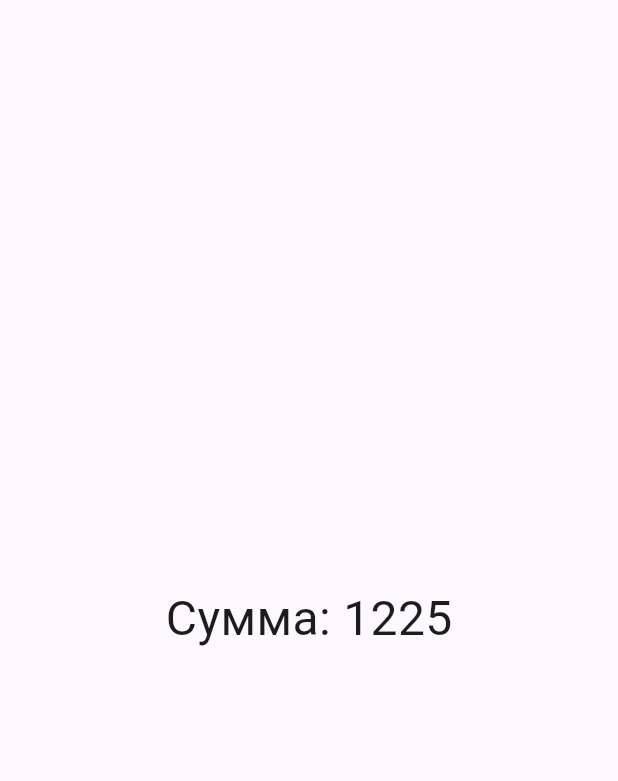
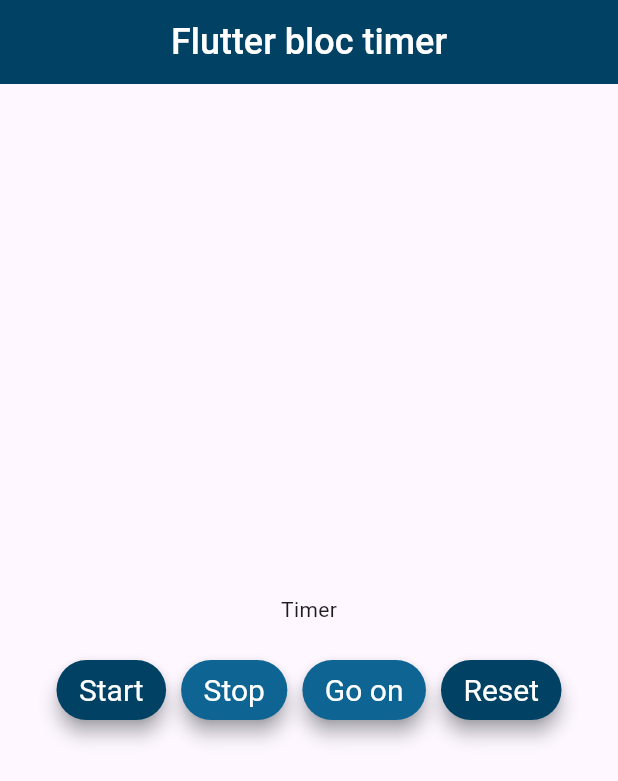
Before and after one commit to BooKostakis/flutter_timer_bloc, a Flutter app: the screen it shows after launch, on a phone screen of 412 x 824 dp. Shown: the top 781 px of the screen. Run offline on Flutter 3.47's test engine with Material 3 defaults, Android fonts, the phone set to English and light mode, and no system bars; our stand-ins replace bloc, equatable.

Commit message:
add theme and buttons

```diff
--- a/lib/app.dart
+++ b/lib/app.dart
@@ -0,0 +1,77 @@
+import 'package:flutter/material.dart';
+import 'package:flutter_timer_bloc/theme.dart';
+
+class App extends StatelessWidget {
+  const App({super.key});
+
+  @override
+  Widget build(BuildContext context) {
+    return MaterialApp(
+      theme: ThemeData(
+        appBarTheme: appBarTheme,
+      ),
+      home: Scaffold(
+        appBar: AppBar(
+          title: const Text('Flutter bloc timer'),
+        ),
+        body: const Center(
+          child: Column(
+            mainAxisAlignment: MainAxisAlignment.center,
+            crossAxisAlignment: CrossAxisAlignment.center,
+            children: [
+              Text('Timer'),
+              SizedBox(
+                height: 20,
+              ),
+              ButtonRow(),
+            ],
+          ),
+        ),
+      ),
+    );
+  }
+}
+
+class ButtonRow extends StatelessWidget {
+  const ButtonRow({
+    super.key,
+  });
+
+  @override
+  Widget build(BuildContext context) {
+    return Row(
+      mainAxisAlignment: MainAxisAlignment.center,
+      children: [
+        ElevatedButton(
+          style: textButtonDark,
+          onPressed: () {},
+          child: const Text('Start'),
+        ),
+        const SizedBox(
+          width: 10,
+        ),
+        ElevatedButton(
+          style: textButtonLight,
+          onPressed: () {},
+          child: const Text('Stop'),
+        ),
+        const SizedBox(
+          width: 10,
+        ),
+        ElevatedButton(
+          style: textButtonLight,
+          onPressed: () {},
+          child: const Text('Go on'),
+        ),
+        const SizedBox(
+          width: 10,
+        ),
+        ElevatedButton(
+          style: textButtonDark,
+          onPressed: () {},
+          child: const Text('Reset'),
+        ),
+      ],
+    );
+  }
+}
--- a/lib/main.dart
+++ b/lib/main.dart
@@ -1,58 +1,6 @@
 import 'package:flutter/material.dart';
+import 'package:flutter_timer_bloc/app.dart';
 
 void main() {
-  runApp(const MyApp());
+  runApp(const App());
 }
-
-class MyApp extends StatelessWidget {
-  const MyApp({super.key});
-
-  @override
-  Widget build(BuildContext context) {
-    return MaterialApp(
-      title: 'Flutter Demo',
-      theme: ThemeData(
-        colorScheme: ColorScheme.fromSeed(seedColor: Colors.deepPurple),
-        useMaterial3: true,
-      ),
-      home: const SteamTrainer(),
-    );
-  }
-}
-
-class SteamTrainer extends StatelessWidget {
-  const SteamTrainer({super.key});
-
-  Stream<int> countSteam(int max) async* {
-    for (int i = 0; i < max; i++) {
-      yield i;
-    }
-  }
-
-  Future<int> sumStream(Stream<int> stream) async {
-    int sum = 0;
-    await for (int value in stream) {
-      sum = sum + value;
-    }
-    return sum;
-  }
-
-  Future<int> getStreamSumm(int max) async {
-    Stream<int> stream = countSteam(max);
-    final int streamSumm = await sumStream(stream);
-    return streamSumm;
-  }
-
-  @override
-  Widget build(BuildContext context) {
-    return Scaffold(
-      body: Center(
-          child: FutureBuilder<int>(
-              future: getStreamSumm(50),
-              builder: (context, snapshot) => Text(
-                    'Сумма: ${snapshot.data}',
-                    style: const TextStyle(fontSize: 32),
-                  ))),
-    );
-  }
-}
--- /dev/null
+++ b/lib/theme.dart
@@ -0,0 +1,25 @@
+import 'package:flutter/material.dart';
+
+const appBarTheme = AppBarTheme(
+    foregroundColor: Colors.white,
+    backgroundColor: Color.fromARGB(255, 0, 65, 100),
+    centerTitle: true,
+    titleTextStyle: TextStyle(fontSize: 24, fontWeight: FontWeight.w500));
+
+const textButtonDark = ButtonStyle(
+    backgroundColor: WidgetStatePropertyAll(Color.fromARGB(255, 0, 65, 100)),
+    foregroundColor: WidgetStatePropertyAll(Colors.white),
+    textStyle: WidgetStatePropertyAll(
+        TextStyle(fontSize: 20, fontWeight: FontWeight.w400)),
+    elevation: WidgetStatePropertyAll(5),
+    shadowColor: WidgetStatePropertyAll(Color.fromARGB(255, 2, 31, 48)),
+    padding: WidgetStatePropertyAll(EdgeInsets.fromLTRB(15, 5, 15, 5)));
+
+const textButtonLight = ButtonStyle(
+    backgroundColor: WidgetStatePropertyAll(Color.fromARGB(255, 14, 101, 148)),
+    foregroundColor: WidgetStatePropertyAll(Colors.white),
+    textStyle: WidgetStatePropertyAll(
+        TextStyle(fontSize: 20, fontWeight: FontWeight.w400)),
+    elevation: WidgetStatePropertyAll(5),
+    shadowColor: WidgetStatePropertyAll(Color.fromARGB(255, 2, 31, 48)),
+    padding: WidgetStatePropertyAll(EdgeInsets.fromLTRB(15, 5, 15, 5)));
```
Also changed, not shown: lib/timer/bloc/timer_bloc.dart (added, +52 -0 lines), lib/timer/bloc/timer_event.dart (+27 -0 lines), lib/timer/bloc/timer_state.dart (+34 -0 lines), lib/timer/bloc/timer_block.dart (deleted), 1 other file.
